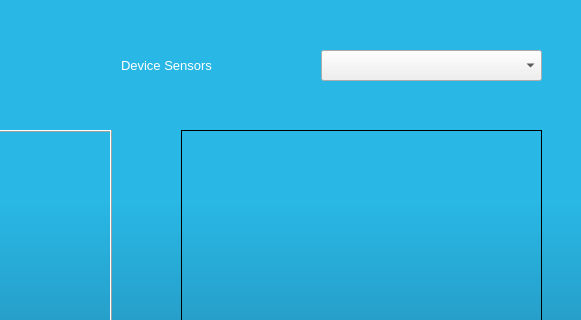
Old version of the form ui/forms/fingerprintcaptureform.ui in the repository nkszLedger/minibus-route-native-application; both pictures show x 309 to 890 and y 0 to 320 of the 890 by 730 pixel window.
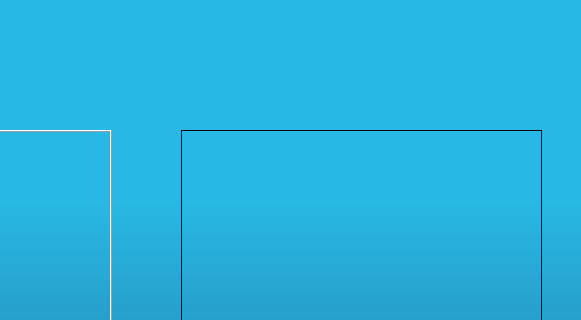
New version of the form. Icons and pictures are not drawn.

```diff
--- a/ui/forms/fingerprintcaptureform.ui
+++ b/ui/forms/fingerprintcaptureform.ui
@@ -176,42 +176,6 @@
     <string>Capture &amp; Save Fingerprint</string>
    </property>
   </widget>
-  <widget class="QComboBox" name="DeviceSensorComboBox">
-   <property name="geometry">
-    <rect>
-     <x>630</x>
-     <y>50</y>
-     <width>221</width>
-     <height>31</height>
-    </rect>
-   </property>
-  </widget>
-  <widget class="QLabel" name="DeviceSensorLabel">
-   <property name="geometry">
-    <rect>
-     <x>430</x>
-     <y>50</y>
-     <width>181</width>
-     <height>31</height>
-    </rect>
-   </property>
-   <property name="font">
-    <font>
-     <family>MS Shell Dlg 2</family>
-     <pointsize>10</pointsize>
-     <weight>9</weight>
-     <italic>false</italic>
-     <bold>false</bold>
-    </font>
-   </property>
-   <property name="styleSheet">
-    <string notr="true">font: 75 10pt &quot;MS Shell Dlg 2&quot;;
-color: rgb(255, 255, 255);</string>
-   </property>
-   <property name="text">
-    <string>Device Sensors</string>
-   </property>
-  </widget>
  </widget>
  <resources>
   <include location="../../rsc.qrc"/>
```
Left out of the diff: 4 changed lines with no effect on the pictures.
